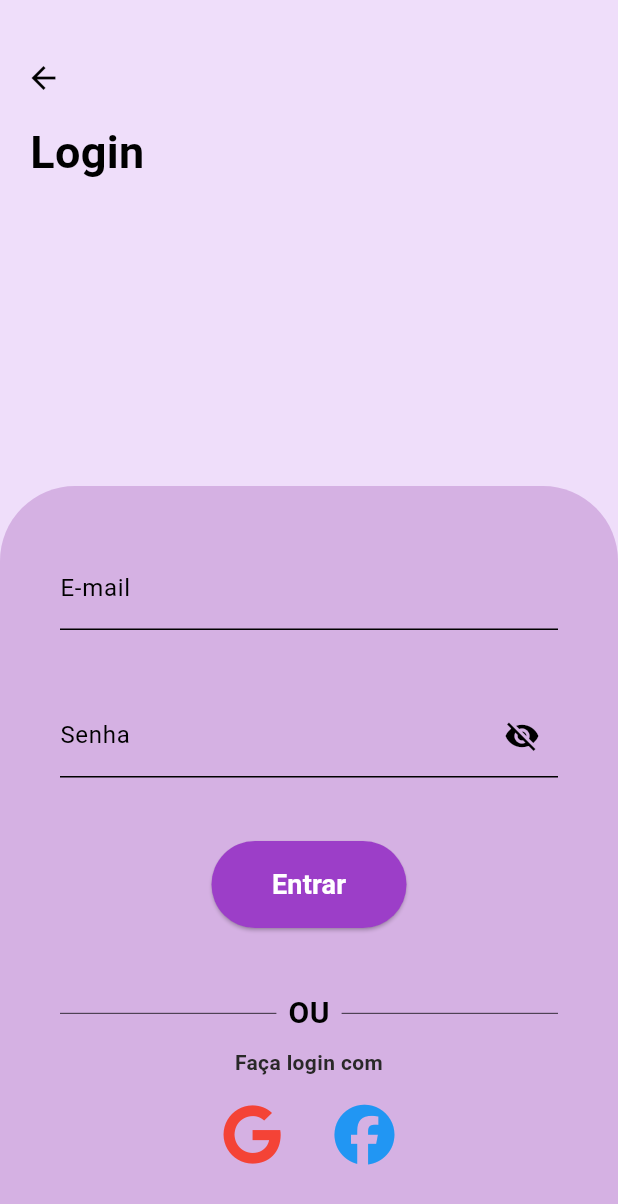
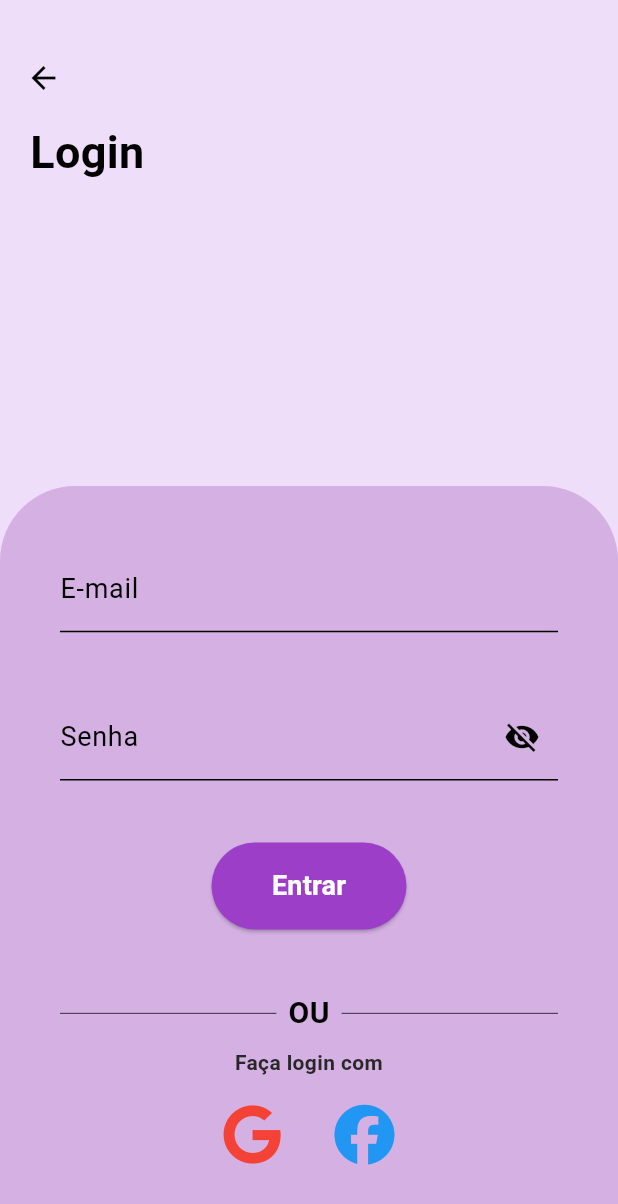
Before and after one commit to dugabrielle/todo_project, a Flutter app: the screen it shows after launch, on a phone screen of 412 x 824 dp. Shown: the top 1204 px of the screen. Run offline on Flutter 3.47's test engine with Material 3 defaults, Android fonts, the phone set to English and light mode, and no system bars; our stand-ins replace font_awesome_flutter, google_fonts; Roboto replaces fonts that are missing (Poppins).

Commit message:
aumento da fonte do input

```diff
--- a/lib/src/screens/login.dart
+++ b/lib/src/screens/login.dart
@@ -71,7 +71,7 @@ class _LoginScreenState extends State<LoginScreen> {
                         labelText: 'E-mail',
                         labelStyle: TextStyle(
                           color: Colors.black,
-                          fontSize: 16,
+                          fontSize: 18,
                         ),
                         enabledBorder: UnderlineInputBorder(
                           borderSide: BorderSide(color: Colors.black),
@@ -92,7 +92,7 @@ class _LoginScreenState extends State<LoginScreen> {
                         labelText: 'Senha',
                         labelStyle: const TextStyle(
                           color: Colors.black,
-                          fontSize: 16,
+                          fontSize: 18,
                         ),
                         enabledBorder: const UnderlineInputBorder(
                           borderSide: BorderSide(color: Colors.black),
```
